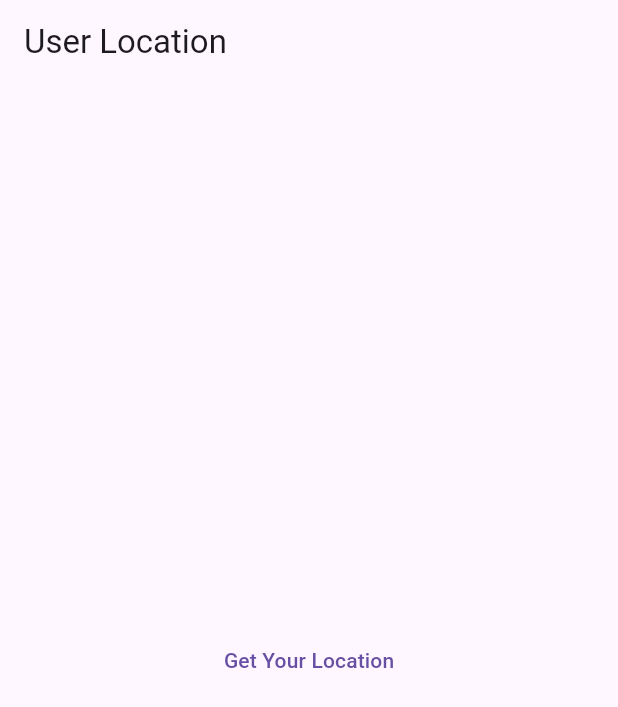
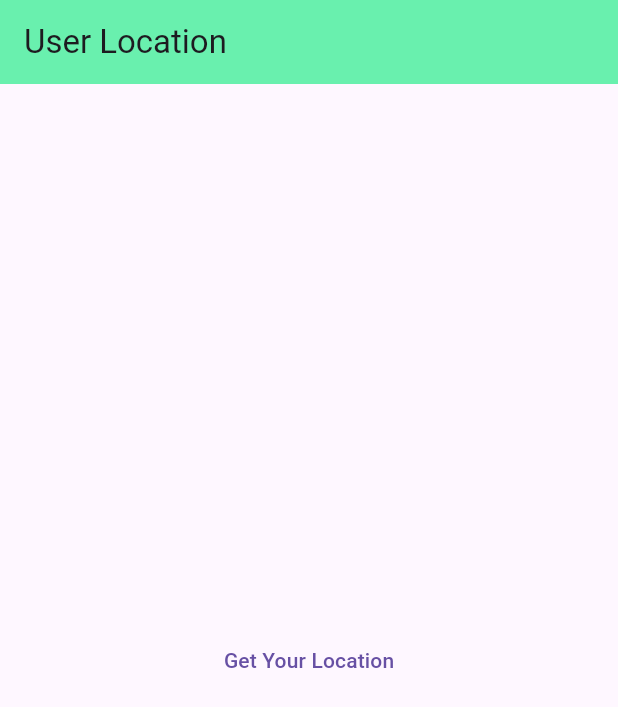
Before and after one commit to ashutoshchettri/User_Location, a Flutter app: the screen it shows after launch, on a phone screen of 412 x 824 dp. Shown: the top 707 px of the screen. Run offline on Flutter 3.47's test engine with Material 3 defaults, Android fonts, the phone set to English and light mode, and no system bars; our stand-ins replace geolocator.

Commit message:
Change the appBar color to Green Accent

```diff
--- a/lib/home_page.dart
+++ b/lib/home_page.dart
@@ -24,6 +24,7 @@ class _HomePageState extends State<HomePage> {
     return Scaffold(
       appBar: AppBar(
         title: Text('User Location'),
+        backgroundColor: Colors.greenAccent,
       ),
       body: Center(
         child: Column(
```
